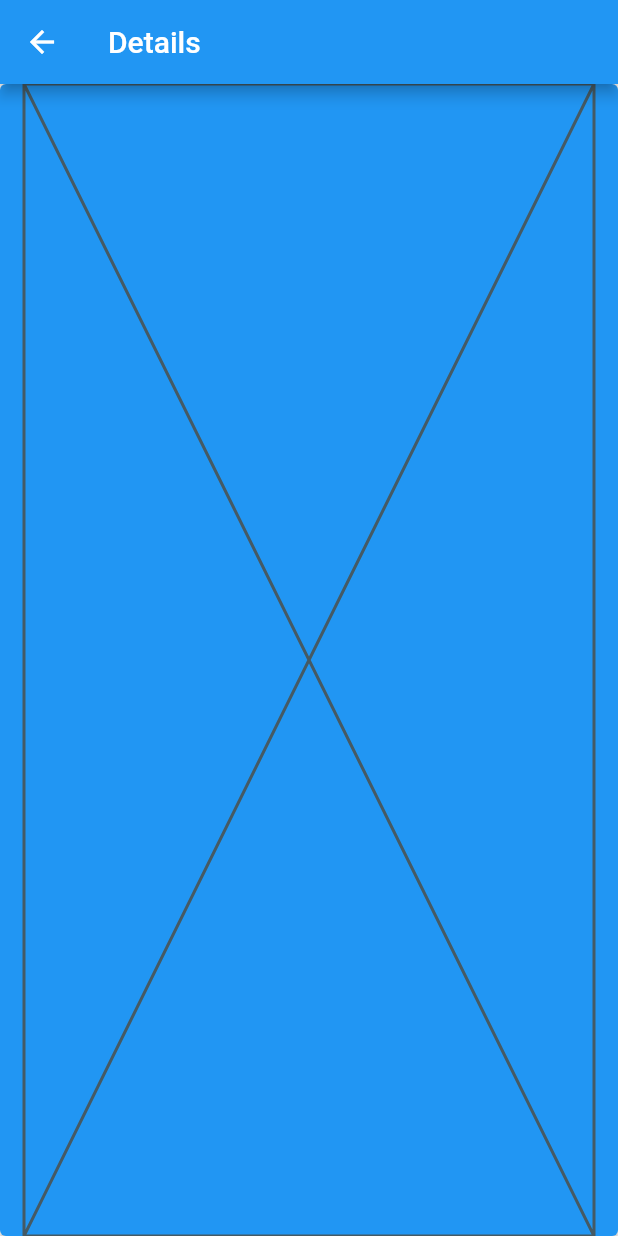
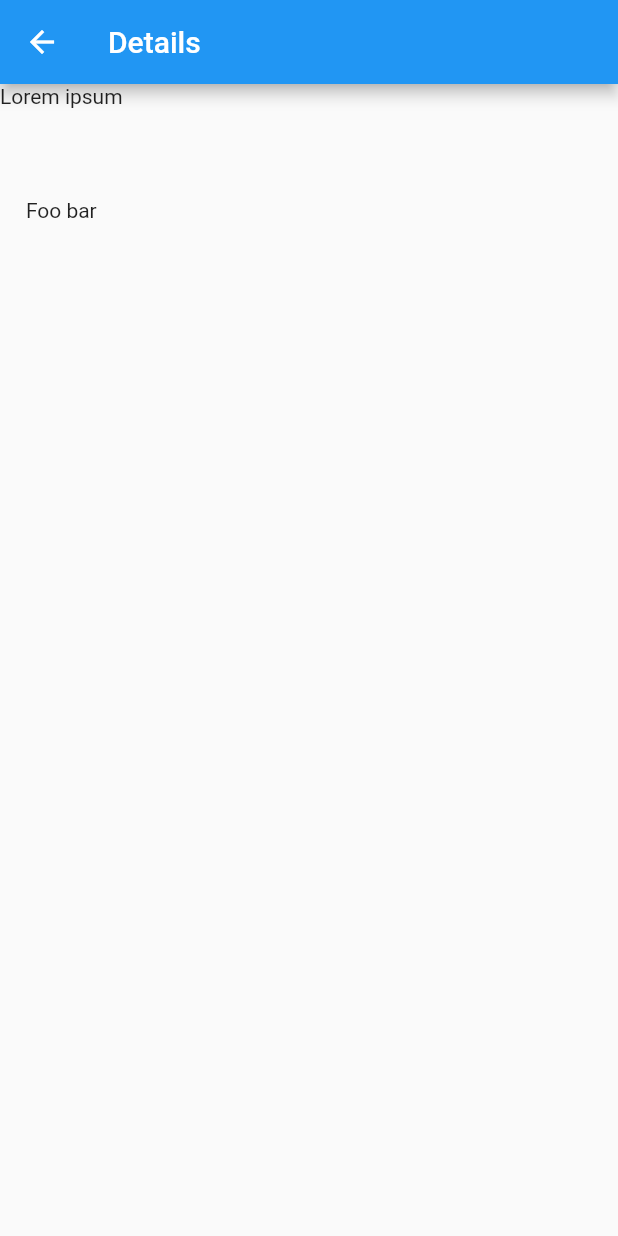
Before and after one commit to MaxNerius/kladderadatsch, a Flutter app: the screen it shows after launch, after a tap on the "delete" icon, after a tap on "Lorem ipsum", on a phone screen of 412 x 824 dp. Run offline on Flutter 3.47's test engine with Material 2 defaults, Android fonts, the light colour scheme and no system bars.

Commit message:
Display note details in Caveman-style

```diff
--- a/lib/drawer.dart
+++ b/lib/drawer.dart
@@ -65,11 +65,13 @@ class TodoCardDetailRoute extends StatelessWidget {
       appBar: AppBar(
         title: const Text('Details'),
       ),
-      body: Center(
-        child: ElevatedButton(
-          onPressed: () => Navigator.pop(context),
-          child: Placeholder(),
-        ),
+      body: Column(
+        children: [
+          // FIXME: styling!
+          Text(note.title),
+          Padding(padding: EdgeInsets.all(30)),
+          Text(note.content)
+        ],
       ),
     );
   }
```
